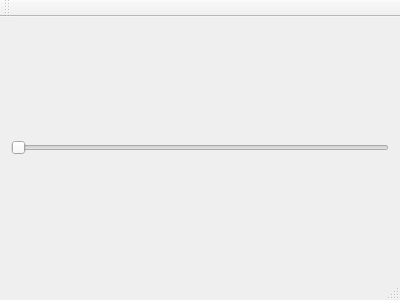
Above: src/mainwindow.ui from Edewin/Qt_SpeedGauge before the change. Below: the same form after it.
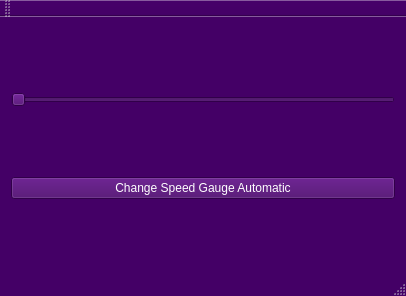
That is the form after the change.

```diff
--- a/src/mainwindow.ui
+++ b/src/mainwindow.ui
@@ -6,13 +6,431 @@
    <rect>
     <x>0</x>
     <y>0</y>
-    <width>400</width>
-    <height>300</height>
+    <width>406</width>
+    <height>296</height>
    </rect>
   </property>
+  <property name="palette">
+   <palette>
+    <active>
+     <colorrole role="WindowText">
+      <brush brushstyle="SolidPattern">
+       <color alpha="255">
+        <red>255</red>
+        <green>255</green>
+        <blue>255</blue>
+       </color>
+      </brush>
+     </colorrole>
+     <colorrole role="Button">
+      <brush brushstyle="SolidPattern">
+       <color alpha="255">
+        <red>68</red>
+        <green>0</green>
+        <blue>102</blue>
+       </color>
+      </brush>
+     </colorrole>
+     <colorrole role="Light">
+      <brush brushstyle="SolidPattern">
+       <color alpha="255">
+        <red>102</red>
+        <green>0</green>
+        <blue>153</blue>
+       </color>
+      </brush>
+     </colorrole>
+     <colorrole role="Midlight">
+      <brush brushstyle="SolidPattern">
+       <color alpha="255">
+        <red>85</red>
+        <green>0</green>
+        <blue>127</blue>
+       </color>
+      </brush>
+     </colorrole>
+     <colorrole role="Dark">
+      <brush brushstyle="SolidPattern">
+       <color alpha="255">
+        <red>34</red>
+        <green>0</green>
+        <blue>51</blue>
+       </color>
+      </brush>
+     </colorrole>
+     <colorrole role="Mid">
+      <brush brushstyle="SolidPattern">
+       <color alpha="255">
+        <red>45</red>
+        <green>0</green>
+        <blue>68</blue>
+       </color>
+      </brush>
+     </colorrole>
+     <colorrole role="Text">
+      <brush brushstyle="SolidPattern">
+       <color alpha="255">
+        <red>255</red>
+        <green>255</green>
+        <blue>255</blue>
+       </color>
+      </brush>
+     </colorrole>
+     <colorrole role="BrightText">
+      <brush brushstyle="SolidPattern">
+       <color alpha="255">
+        <red>255</red>
+        <green>255</green>
+        <blue>255</blue>
+       </color>
+      </brush>
+     </colorrole>
+     <colorrole role="ButtonText">
+      <brush brushstyle="SolidPattern">
+       <color alpha="255">
+        <red>255</red>
+        <green>255</green>
+        <blue>255</blue>
+       </color>
+      </brush>
+     </colorrole>
+     <colorrole role="Base">
+      <brush brushstyle="SolidPattern">
+       <color alpha="255">
+        <red>0</red>
+        <green>0</green>
+        <blue>0</blue>
+       </color>
+      </brush>
+     </colorrole>
+     <colorrole role="Window">
+      <brush brushstyle="SolidPattern">
+       <color alpha="255">
+        <red>68</red>
+        <green>0</green>
+        <blue>102</blue>
+       </color>
+      </brush>
+     </colorrole>
+     <colorrole role="Shadow">
+      <brush brushstyle="SolidPattern">
+       <color alpha="255">
+        <red>0</red>
+        <green>0</green>
+        <blue>0</blue>
+       </color>
+      </brush>
+     </colorrole>
+     <colorrole role="AlternateBase">
+      <brush brushstyle="SolidPattern">
+       <color alpha="255">
+        <red>34</red>
+        <green>0</green>
+        <blue>51</blue>
+       </color>
+      </brush>
+     </colorrole>
+     <colorrole role="ToolTipBase">
+      <brush brushstyle="SolidPattern">
+       <color alpha="255">
+        <red>255</red>
+        <green>255</green>
+        <blue>220</blue>
+       </color>
+      </brush>
+     </colorrole>
+     <colorrole role="ToolTipText">
+      <brush brushstyle="SolidPattern">
+       <color alpha="255">
+        <red>0</red>
+        <green>0</green>
+        <blue>0</blue>
+       </color>
+      </brush>
+     </colorrole>
+    </active>
+    <inactive>
+     <colorrole role="WindowText">
+      <brush brushstyle="SolidPattern">
+       <color alpha="255">
+        <red>255</red>
+        <green>255</green>
+        <blue>255</blue>
+       </color>
+      </brush>
+     </colorrole>
+     <colorrole role="Button">
+      <brush brushstyle="SolidPattern">
+       <color alpha="255">
+        <red>68</red>
+        <green>0</green>
+        <blue>102</blue>
+       </color>
+      </brush>
+     </colorrole>
+     <colorrole role="Light">
+      <brush brushstyle="SolidPattern">
+       <color alpha="255">
+        <red>102</red>
+        <green>0</green>
+        <blue>153</blue>
+       </color>
+      </brush>
+     </colorrole>
+     <colorrole role="Midlight">
+      <brush brushstyle="SolidPattern">
+       <color alpha="255">
+        <red>85</red>
+        <green>0</green>
+        <blue>127</blue>
+       </color>
+      </brush>
+     </colorrole>
+     <colorrole role="Dark">
+      <brush brushstyle="SolidPattern">
+       <color alpha="255">
+        <red>34</red>
+        <green>0</green>
+        <blue>51</blue>
+       </color>
+      </brush>
+     </colorrole>
+     <colorrole role="Mid">
+      <brush brushstyle="SolidPattern">
+       <color alpha="255">
+        <red>45</red>
+        <green>0</green>
+        <blue>68</blue>
+       </color>
+      </brush>
+     </colorrole>
+     <colorrole role="Text">
+      <brush brushstyle="SolidPattern">
+       <color alpha="255">
+        <red>255</red>
+        <green>255</green>
+        <blue>255</blue>
+       </color>
+      </brush>
+     </colorrole>
+     <colorrole role="BrightText">
+      <brush brushstyle="SolidPattern">
+       <color alpha="255">
+        <red>255</red>
+        <green>255</green>
+        <blue>255</blue>
+       </color>
+      </brush>
+     </colorrole>
+     <colorrole role="ButtonText">
+      <brush brushstyle="SolidPattern">
+       <color alpha="255">
+        <red>255</red>
+        <green>255</green>
+        <blue>255</blue>
+       </color>
+      </brush>
+     </colorrole>
+     <colorrole role="Base">
+      <brush brushstyle="SolidPattern">
+       <color alpha="255">
+        <red>0</red>
+        <green>0</green>
+        <blue>0</blue>
+       </color>
+      </brush>
+     </colorrole>
+     <colorrole role="Window">
+      <brush brushstyle="SolidPattern">
+       <color alpha="255">
+        <red>68</red>
+        <green>0</green>
+        <blue>102</blue>
+       </color>
+      </brush>
+     </colorrole>
+     <colorrole role="Shadow">
+      <brush brushstyle="SolidPattern">
+       <color alpha="255">
+        <red>0</red>
+        <green>0</green>
+        <blue>0</blue>
+       </color>
+      </brush>
+     </colorrole>
+     <colorrole role="AlternateBase">
+      <brush brushstyle="SolidPattern">
+       <color alpha="255">
+        <red>34</red>
+        <green>0</green>
+        <blue>51</blue>
+       </color>
+      </brush>
+     </colorrole>
+     <colorrole role="ToolTipBase">
+      <brush brushstyle="SolidPattern">
+       <color alpha="255">
+        <red>255</red>
+        <green>255</green>
+        <blue>220</blue>
+       </color>
+      </brush>
+     </colorrole>
+     <colorrole role="ToolTipText">
+      <brush brushstyle="SolidPattern">
+       <color alpha="255">
+        <red>0</red>
+        <green>0</green>
+        <blue>0</blue>
+       </color>
+      </brush>
+     </colorrole>
+    </inactive>
+    <disabled>
+     <colorrole role="WindowText">
+      <brush brushstyle="SolidPattern">
+       <color alpha="255">
+        <red>34</red>
+        <green>0</green>
+        <blue>51</blue>
+       </color>
+      </brush>
+     </colorrole>
+     <colorrole role="Button">
+      <brush brushstyle="SolidPattern">
+       <color alpha="255">
+        <red>68</red>
+        <green>0</green>
+        <blue>102</blue>
+       </color>
+      </brush>
+     </colorrole>
+     <colorrole role="Light">
+      <brush brushstyle="SolidPattern">
+       <color alpha="255">
+        <red>102</red>
+        <green>0</green>
+        <blue>153</blue>
+       </color>
+      </brush>
+     </colorrole>
+     <colorrole role="Midlight">
+      <brush brushstyle="SolidPattern">
+       <color alpha="255">
+        <red>85</red>
+        <green>0</green>
+        <blue>127</blue>
+       </color>
+      </brush>
+     </colorrole>
+     <colorrole role="Dark">
+      <brush brushstyle="SolidPattern">
+       <color alpha="255">
+        <red>34</red>
+        <green>0</green>
+        <blue>51</blue>
+       </color>
+      </brush>
+     </colorrole>
+     <colorrole role="Mid">
+      <brush brushstyle="SolidPattern">
+       <color alpha="255">
+        <red>45</red>
+        <green>0</green>
+        <blue>68</blue>
+       </color>
+      </brush>
+     </colorrole>
+     <colorrole role="Text">
+      <brush brushstyle="SolidPattern">
+       <color alpha="255">
+        <red>34</red>
+        <green>0</green>
+        <blue>51</blue>
+       </color>
+      </brush>
+     </colorrole>
+     <colorrole role="BrightText">
+      <brush brushstyle="SolidPattern">
+       <color alpha="255">
+        <red>255</red>
+        <green>255</green>
+        <blue>255</blue>
+       </color>
+      </brush>
+     </colorrole>
+     <colorrole role="ButtonText">
+      <brush brushstyle="SolidPattern">
+       <color alpha="255">
+        <red>34</red>
+        <green>0</green>
+        <blue>51</blue>
+       </color>
+      </brush>
+     </colorrole>
+     <colorrole role="Base">
+      <brush brushstyle="SolidPattern">
+       <color alpha="255">
+        <red>68</red>
+        <green>0</green>
+        <blue>102</blue>
+       </color>
+      </brush>
+     </colorrole>
+     <colorrole role="Window">
+      <brush brushstyle="SolidPattern">
+       <color alpha="255">
+        <red>68</red>
+        <green>0</green>
+        <blue>102</blue>
+       </color>
+      </brush>
+     </colorrole>
+     <colorrole role="Shadow">
+      <brush brushstyle="SolidPattern">
+       <color alpha="255">
+        <red>0</red>
+        <green>0</green>
+        <blue>0</blue>
+       </color>
+      </brush>
+     </colorrole>
+     <colorrole role="AlternateBase">
+      <brush brushstyle="SolidPattern">
+       <color alpha="255">
+        <red>68</red>
+        <green>0</green>
+        <blue>102</blue>
+       </color>
+      </brush>
+     </colorrole>
+     <colorrole role="ToolTipBase">
+      <brush brushstyle="SolidPattern">
+       <color alpha="255">
+        <red>255</red>
+        <green>255</green>
+        <blue>220</blue>
+       </color>
+      </brush>
+     </colorrole>
+     <colorrole role="ToolTipText">
+      <brush brushstyle="SolidPattern">
+       <color alpha="255">
+        <red>0</red>
+        <green>0</green>
+        <blue>0</blue>
+       </color>
+      </brush>
+     </colorrole>
+    </disabled>
+   </palette>
+  </property>
   <property name="windowTitle">
    <string>MainWindow</string>
   </property>
+  <property name="tabShape">
+   <enum>QTabWidget::Rounded</enum>
+  </property>
   <widget class="QWidget" name="centralWidget">
    <layout class="QGridLayout" name="gridLayout">
     <item row="0" column="0">
@@ -25,6 +443,13 @@
       </property>
      </widget>
     </item>
+    <item row="2" column="0">
+     <widget class="QPushButton" name="pushButtonChangeSpeedGauge">
+      <property name="text">
+       <string>Change Speed Gauge Automatic</string>
+      </property>
+     </widget>
+    </item>
    </layout>
   </widget>
   <widget class="QMenuBar" name="menuBar">
```
Left out of the diff: 4 changed lines with no effect on the pictures.
